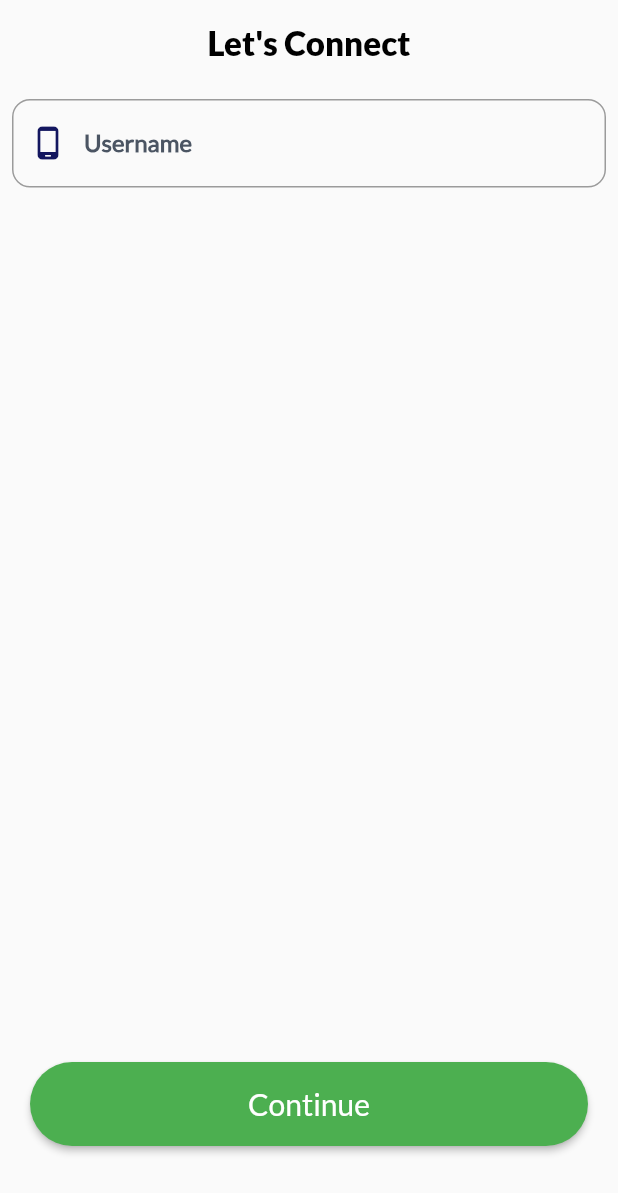
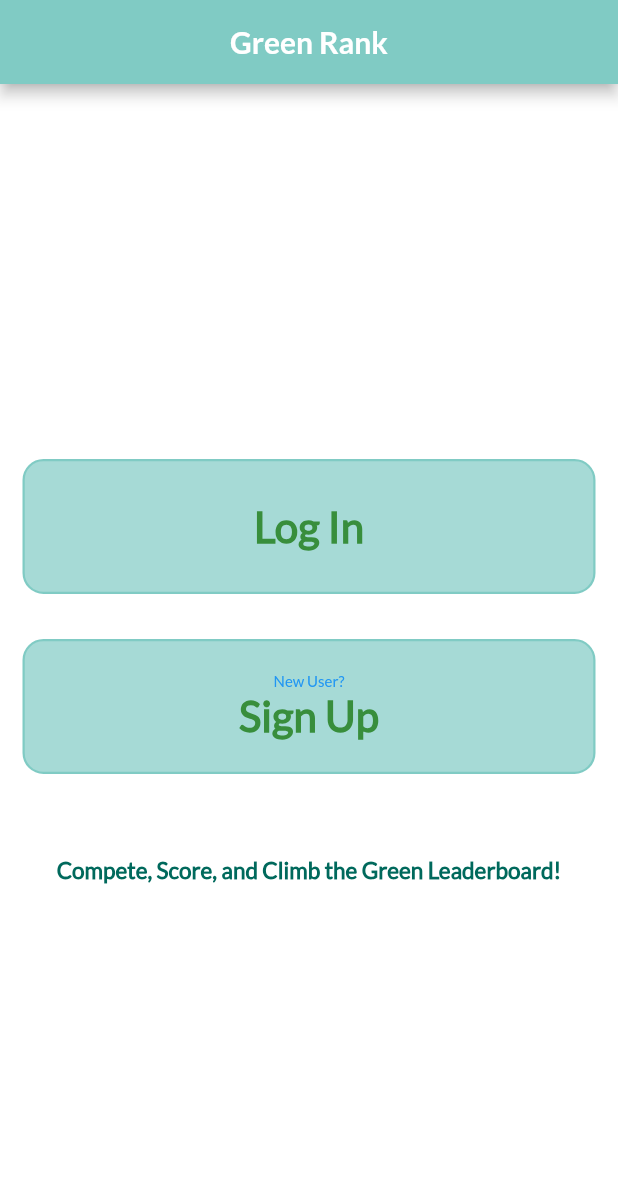
Before and after one commit to AkashKumarJyoti/green_rank, a Flutter app: the screen it shows after launch, on a phone screen of 412 x 824 dp. Shown: the top 1193 px of the screen. Run offline on Flutter 3.47's test engine with Material 2 defaults, Android fonts, the phone set to English and light mode, and no system bars; our stand-ins replace cached_network_image, cloud_firestore, firebase_auth, firebase_core, firebase_storage, fluttertoast and 4 more; accounts and stored records are empty.

Commit message:
Login Signup screen

```diff
--- /dev/null
+++ b/lib/Intro_page/intro_page.dart
@@ -0,0 +1,124 @@
+import 'package:flutter/material.dart';
+import 'package:get/get.dart';
+import 'package:green_rank/authentication/login.dart';
+import 'package:green_rank/authentication/sign_up.dart';
+import 'package:green_rank/authentication/username.dart';
+import 'package:velocity_x/velocity_x.dart';
+
+class LoginSignUp extends StatefulWidget {
+  const LoginSignUp({Key? key}) : super(key: key);
+
+  @override
+  State<LoginSignUp> createState() => _LoginSignUpState();
+}
+
+class _LoginSignUpState extends State<LoginSignUp> {
+  @override
+  Widget build(BuildContext context) {
+    return SafeArea(
+      child: Scaffold(
+        appBar: AppBar(
+          title: const Text("Green Rank", style: TextStyle(color: Colors.white, fontFamily: "lato_bold"),),
+          centerTitle: true,
+          backgroundColor: Color(0xFF80CBC4),
+        ),
+        backgroundColor: Colors.white,
+        body: Center(
+          child: Column(
+            mainAxisAlignment: MainAxisAlignment.center, // Center vertically
+            children: [
+              Column(
+                mainAxisAlignment: MainAxisAlignment.center,
+                children: <Widget>[
+                  Padding(
+                    padding: const EdgeInsets.all(15.0),
+                    child: InkWell(
+                      onTap: ()
+                      {
+                        Get.to(LogIn());
+                      },
+                      child: Container(
+                        height: 90,
+                        decoration: BoxDecoration(
+                          color: const Color(0xFF80CBC4).withOpacity(0.7),
+                          borderRadius: BorderRadius.circular(14.0),
+                          border: Border.all(
+                            width: 1.5,
+                            color: const Color(0xFF80CBC4),
+                          ),
+                        ),
+                        child: const Center(
+                          child: Text(
+                            "Log In",
+                            style: TextStyle(
+                              fontSize: 28,
+                              color: Color(0xFF388E3C),
+                              fontWeight: FontWeight.w700,
+                            ),
+                          ),
+                        ),
+                      ),
+                    ),
+                  ),
+                  20.widthBox,
+                  Padding(
+                    padding: const EdgeInsets.all(15.0),
+                    child: InkWell(
+                      onTap: ()
+                      {
+                        Get.to(const Username());
+                      },
+                      child: Container(
+                        height: 90,
+                        decoration: BoxDecoration(
+                          color: const Color(0xFF80CBC4).withOpacity(0.7),
+                          borderRadius: BorderRadius.circular(14.0),
+                          border: Border.all(
+                            width: 1.5,
+                            color: const Color(0xFF80CBC4),
+                          ),
+                        ),
+                        child: const Center(
+                          child: Column(
+                            crossAxisAlignment: CrossAxisAlignment.center,
+                            mainAxisAlignment: MainAxisAlignment.center, // Center vertically
+                            children: <Widget>[
+                              Text(
+                                "New User?",
+                                style: TextStyle(
+                                  color: Colors.blue,
+                                  fontSize: 10,
+                                ),
+                              ),
+                              Text(
+                                "Sign Up",
+                                style: TextStyle(
+                                  fontSize: 28,
+                                  color: Color(0xFF388E3C),
+                                  fontWeight: FontWeight.w700,
+                                ),
+                              ),
+                            ],
+                          ),
+                        ),
+                      ),
+                    ),
+                  ),
+                ],
+              ),
+              40.heightBox,
+              const Text(
+                "Compete, Score, and Climb the Green Leaderboard!",
+                style: TextStyle(
+                  color: Color(0xFF00695C),
+                  fontWeight: FontWeight.w700,
+                  fontSize: 15,
+                ),
+              )
+            ],
+          ),
+        ),
+      ),
+    );
+  }
+}
--- a/lib/authentication/username.dart
+++ b/lib/authentication/username.dart
@@ -1,7 +1,7 @@
 import 'package:cloud_firestore/cloud_firestore.dart';
 import 'package:flutter/material.dart';
 import 'package:green_rank/authentication/auth_controller.dart';
-import 'package:green_rank/authentication/logIn_page.dart';
+import 'package:green_rank/authentication/sign_up.dart';
 import 'package:velocity_x/velocity_x.dart';
 import 'package:get/get.dart';
 
--- a/lib/home_screen/drawer.dart
+++ b/lib/home_screen/drawer.dart
@@ -1,10 +1,9 @@
 import 'package:cached_network_image/cached_network_image.dart';
 import 'package:flutter/material.dart';
 import 'package:get/get.dart';
+import 'package:green_rank/Intro_page/intro_page.dart';
 import 'package:green_rank/Profile_Screen/profile_screen.dart';
-import 'package:green_rank/authentication/username.dart';
 import 'package:velocity_x/velocity_x.dart';
-
 import '../utils/firebase_variables.dart';
 
 Widget drawer(Map<String, dynamic> data) {
@@ -65,7 +64,7 @@ Widget drawer(Map<String, dynamic> data) {
               title: "Logout".text.semiBold.white.size(16).make(),
               onTap: () async {
                 await auth.signOut();
-                Get.offAll(() => const Username());
+                Get.offAll(() => const LoginSignUp());
               },
             )
           ],
--- a/lib/main.dart
+++ b/lib/main.dart
@@ -4,6 +4,7 @@ import 'package:flutter/material.dart';
 import 'package:flutter/services.dart';
 import 'package:get/get_navigation/src/root/get_material_app.dart';
 import 'package:green_rank/authentication/username.dart';
+import 'package:green_rank/splash/splash_screen.dart';
 import 'package:green_rank/utils/firebase_variables.dart';
 import 'home_screen/home_screen.dart';
 
@@ -26,36 +27,12 @@ class MyApp extends StatefulWidget {
 }
 
 class _MyAppState extends State<MyApp> {
-  var is_login = false;
-  checkUser() async
-  {
-    auth.authStateChanges().listen((User? user)
-    {
-      if(user == null && mounted)
-      {
-        setState(() {
-          is_login = false;
-        });
-      }
-      else
-      {
-        setState(() {
-          is_login = true;
-        });
-      }
-    });
-  }
-  @override
-  void initState() {
-    super.initState();
-    checkUser();
-  }
   @override
   Widget build(BuildContext context) {
     return GetMaterialApp(
       theme: ThemeData(fontFamily: "lato"),
       debugShowCheckedModeBanner: false,
-      home: is_login == true ? const HomeScreen() : const Username(),  // Change the name of file
+      home: SplashScreen(),  // Change the name of file
       title: "Green Rank",
     );
   }
--- a/pubspec.yaml
+++ b/pubspec.yaml
@@ -70,6 +70,7 @@ flutter:
   # To add assets to your application, add an assets section, like this:
   assets:
      - images/ic_user.png
+     - images/tree.jpg
   #   - images/a_dot_ham.jpeg
 
   # An image asset can refer to one or more resolution-specific "variants", see
```
Also changed, not shown: lib/authentication/auth_controller.dart (+26 -1 lines), lib/authentication/login.dart (renamed from lib/authentication/logIn_page.dart, +39 -7 lines), lib/authentication/sign_up.dart (added, +198 -0 lines), lib/splash/splash_screen.dart (added, +108 -0 lines), images/tree.jpg (added).
